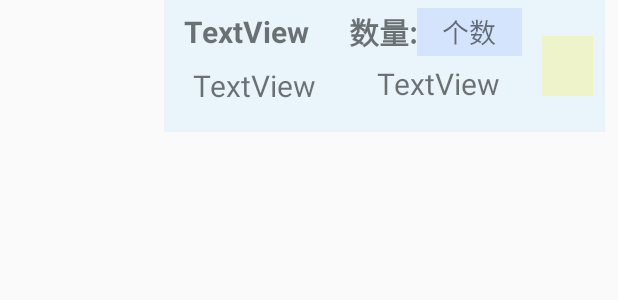
After one commit to 13-pieces-teen/StockUp, an Android app: the layout recycler_items.xml on its own in the app's theme, with its tools: preview values and no code run, on a phone screen of 412 x 824 dp. The commit adds this screen. Shown: the top 300 px of the screen. Run offline under Robolectric (Android 15) with nearby library versions, the phone set to English and light mode, and no system bars.

Commit message:
日历recyclerview

```diff
--- a/app/build.gradle
+++ b/app/build.gradle
@@ -30,14 +30,14 @@ android {
 dependencies {
 
     implementation 'androidx.appcompat:appcompat:1.4.1'
+    implementation 'com.github.ittianyu:BottomNavigationViewEx:2.0.4'
     implementation 'com.google.android.material:material:1.5.0'
-    implementation 'com.github.ittianyu:BottomNavigationViewEx:2.0.4'
     implementation 'androidx.constraintlayout:constraintlayout:2.1.3'
     implementation 'androidx.legacy:legacy-support-v4:1.0.0'
-    implementation 'com.google.android.material:material:1.2.1'
     implementation 'com.journeyapps:zxing-android-embedded:4.3.0'
     implementation 'com.google.zxing:core:3.5.0'
     implementation 'com.haibin:calendarview:3.7.1'
+    implementation 'androidx.recyclerview:recyclerview:1.0.0'
     implementation 'q.rorbin:badgeview:1.1.0'
     testImplementation 'junit:junit:4.13.2'
     androidTestImplementation 'androidx.test.ext:junit:1.1.3'
--- a/app/src/main/java/com/example/stockup/Stock_Activity/Food_Stock_Act.java
+++ b/app/src/main/java/com/example/stockup/Stock_Activity/Food_Stock_Act.java
@@ -59,7 +59,6 @@ public class Food_Stock_Act extends AppCompatActivity{
 
     private void initlist() {
         food_list=objectDBHelper.getFoodInfo();
-
     }
 
 
--- a/app/src/main/res/layout/fragment_cal.xml
+++ b/app/src/main/res/layout/fragment_cal.xml
@@ -103,7 +103,7 @@
             <com.haibin.calendarview.CalendarView
                 android:id="@+id/calendarView"
                 android:layout_width="match_parent"
-                android:layout_height="442dp"
+                android:layout_height="349dp"
                 android:background="#fff"
                 app:calendar_padding="10dp"
                 app:current_month_lunar_text_color="#CFCFCF"
@@ -135,7 +135,8 @@
                 android:id="@+id/recyclerView"
                 android:layout_width="match_parent"
                 android:layout_height="match_parent"
-                android:background="#ffffff" />
+                android:background="#ffffff"
+                android:orientation="vertical" />
         </com.haibin.calendarview.CalendarLayout>
 
     </LinearLayout>
--- /dev/null
+++ b/app/src/main/res/layout/recycler_items.xml
@@ -0,0 +1,113 @@
+<?xml version="1.0" encoding="utf-8"?>
+<androidx.constraintlayout.widget.ConstraintLayout xmlns:android="http://schemas.android.com/apk/res/android"
+    xmlns:app="http://schemas.android.com/apk/res-auto"
+    android:layout_width="match_parent"
+    android:layout_height="wrap_content">
+
+    <androidx.constraintlayout.widget.ConstraintLayout
+        android:id="@+id/re_items"
+        android:layout_width="0dp"
+
+        android:layout_height="wrap_content"
+        app:layout_constraintEnd_toEndOf="parent"
+        app:layout_constraintStart_toStartOf="parent"
+        app:layout_constraintTop_toTopOf="parent">
+
+        <ImageView
+            android:id="@+id/recy_image"
+            android:layout_width="100dp"
+            android:layout_height="0dp"
+            app:layout_constraintBottom_toBottomOf="parent"
+            app:layout_constraintEnd_toEndOf="parent"
+            app:layout_constraintHorizontal_bias="0.0"
+            app:layout_constraintStart_toStartOf="parent"
+            app:layout_constraintTop_toTopOf="parent"
+            app:layout_constraintVertical_bias="1.0" />
+
+        <LinearLayout
+            android:layout_width="294dp"
+            android:layout_height="88dp"
+            android:background="@color/colorQianBlue"
+            android:orientation="horizontal"
+            app:layout_constraintBottom_toBottomOf="parent"
+            app:layout_constraintEnd_toEndOf="parent"
+            app:layout_constraintStart_toEndOf="@+id/recy_image"
+            app:layout_constraintTop_toTopOf="parent">
+
+            <RelativeLayout
+                android:layout_width="242dp"
+                android:layout_height="74dp"
+                android:layout_marginTop="5dp"
+                android:layout_marginRight="10dp"
+                android:layout_marginBottom="5dp">
+
+                <TextView
+                    android:id="@+id/recy_Name"
+                    android:layout_width="102dp"
+                    android:layout_height="32dp"
+                    android:layout_alignParentStart="true"
+                    android:layout_marginStart="4dp"
+                    android:gravity="center"
+                    android:text="TextView"
+                    android:textSize="20dp"
+                    android:textStyle="bold" />
+
+                <TextView
+                    android:id="@+id/textView1"
+                    android:layout_width="wrap_content"
+                    android:layout_height="32dp"
+                    android:layout_marginStart="17dp"
+                    android:layout_marginLeft="18dp"
+                    android:layout_toEndOf="@+id/recy_Name"
+                    android:gravity="center"
+                    android:text="数量:"
+                    android:textSize="20dp"
+                    android:textStyle="bold" />
+
+                <TextView
+                    android:id="@+id/recy_Num"
+                    android:layout_width="70dp"
+                    android:layout_height="32dp"
+                    android:layout_toEndOf="@+id/textView1"
+                    android:background="@color/colorDeepBlue"
+                    android:gravity="center"
+                    android:text="个数"
+                    android:textSize="18dp" />
+
+                <TextView
+                    android:id="@+id/recy_produceDate"
+                    android:layout_width="120dp"
+                    android:layout_height="32dp"
+                    android:layout_below="@+id/recy_Name"
+                    android:layout_marginTop="4dp"
+                    android:gravity="center"
+                    android:text="TextView"
+                    android:textSize="20dp" />
+
+
+                <TextView
+                    android:id="@+id/recy_afterDate"
+                    android:layout_width="120dp"
+                    android:layout_height="32dp"
+                    android:layout_alignParentBottom="true"
+                    android:layout_marginStart="3dp"
+                    android:layout_marginBottom="7dp"
+                    android:layout_toEndOf="@+id/recy_produceDate"
+                    android:gravity="center"
+                    android:text="TextView"
+                    android:textSize="20dp" />
+
+            </RelativeLayout>
+
+            <TextView
+                android:id="@+id/recy_between"
+                android:layout_width="34dp"
+                android:layout_height="40dp"
+                android:layout_gravity="center"
+                android:background="#41FFEB3B"
+                android:gravity="center"
+                android:textSize="16dp" />
+
+        </LinearLayout>
+    </androidx.constraintlayout.widget.ConstraintLayout>
+</androidx.constraintlayout.widget.ConstraintLayout>
```
Also changed, not shown: app/src/main/java/ObjectDBHelper/ObjectDBHelper.java (+122 -2 lines), app/src/main/java/com/example/stockup/Adapter/ListViewAdapter.java (+6 -10 lines), app/src/main/java/com/example/stockup/Adapter/recyclerViewAdapter.java (added, +81 -0 lines), app/src/main/java/com/example/stockup/fragment_menu/CalFragment.java (+55 -13 lines), app/src/main/res/layout/listview_items.xml (+11 -11 lines).
